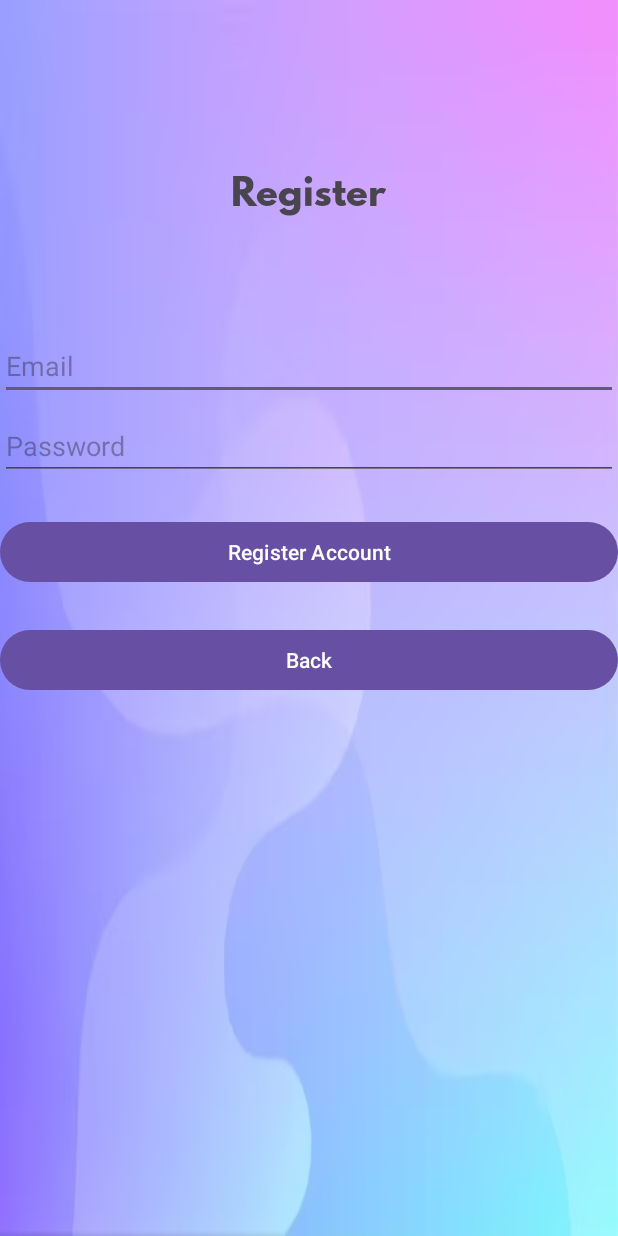
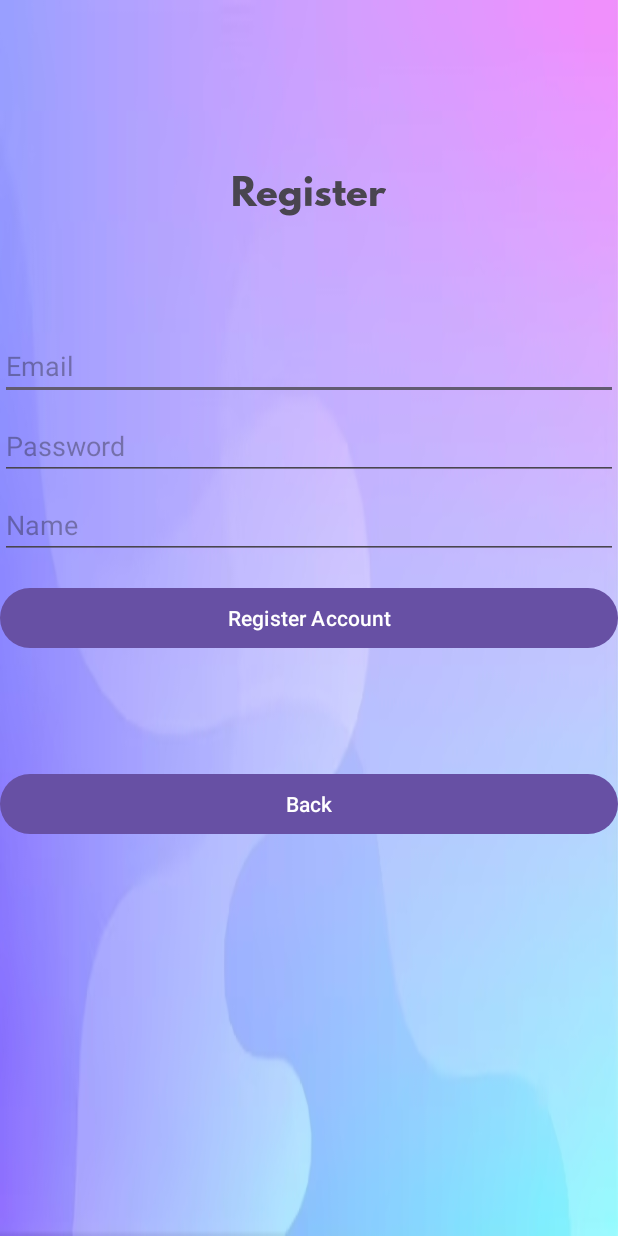
Before and after one commit to Alexhamilton1221/Personal_Finance_Project, an Android app: the RegisterActivity screen opened directly, with no data from a screen before it, after a tap on "Register Account", on a phone screen of 412 x 824 dp. Run offline under Robolectric (Android 15) with nearby library versions, the phone set to English and light mode, and no system bars; our stand-ins replace Firebase (no records; nobody signed in at launch, a user with empty details on screens opened directly).

```diff
--- a/app/src/main/AndroidManifest.xml
+++ b/app/src/main/AndroidManifest.xml
@@ -13,7 +13,7 @@
         android:theme="@style/Theme.Personal_Finance_Project"
         tools:targetApi="31">
         <activity
-            android:name=".UserMenu"
+            android:name=".MenuActivity"
             android:exported="true">
             <intent-filter>
                 <action android:name="android.intent.action.MAIN" />
--- a/app/src/main/java/com/example/personal_finance_project/MainActivity.java
+++ b/app/src/main/java/com/example/personal_finance_project/MainActivity.java
@@ -44,7 +44,7 @@ public class MainActivity extends AppCompatActivity {
                                     if (task.isSuccessful()) {
                                         // Login successful, user is present
                                         Toast.makeText(MainActivity.this, "Login successful", Toast.LENGTH_SHORT).show();
-                                        startActivity(new Intent(MainActivity.this, UserMenu.class));
+                                        startActivity(new Intent(MainActivity.this, MenuActivity.class));
 
                                     } else {
                                         // Login failed, handle the error
--- a/app/src/main/java/com/example/personal_finance_project/RegisterActivity.java
+++ b/app/src/main/java/com/example/personal_finance_project/RegisterActivity.java
@@ -15,11 +15,12 @@ import com.google.android.gms.tasks.Task;
 import com.google.firebase.auth.AuthResult;
 import com.google.firebase.auth.FirebaseAuth;
 import com.google.firebase.auth.FirebaseUser;
+import com.google.firebase.auth.UserProfileChangeRequest;
 
 
 public class RegisterActivity extends AppCompatActivity {
 
-    private EditText userName, userPassword;
+    private EditText userName, userPassword, userDispName;
     private Button register,back;
     private FirebaseAuth firebaseAuth;
 
@@ -36,12 +37,16 @@ public class RegisterActivity extends AppCompatActivity {
         register.setOnClickListener(new View.OnClickListener() {
             @Override
             public void onClick(View view) {
-                String username=userName.getText().toString(); String password=userPassword.getText().toString();
-                if (AuthenticationFunctions.validate(username,password)) {
-                    register_user(username,password);
+                String username = userName.getText().toString();
+                String password = userPassword.getText().toString();
+                String displayName = userDispName.getText().toString();
+
+            if (AuthenticationFunctions.validate(username, password)) {
+                    register_user(username, password, displayName);
                 }
             }
         });
+
 
         back.setOnClickListener(new View.OnClickListener() {
             @Override
@@ -56,22 +61,43 @@ public class RegisterActivity extends AppCompatActivity {
     private void setupUIViews(){
         userName = (EditText) findViewById(R.id.email_entry_register);
         userPassword = (EditText) findViewById(R.id.password_entry_register);
+        userDispName = (EditText) findViewById(R.id.displayname_entry_register);
         register = (Button) findViewById(R.id.buttonRegister);
         back = (Button) findViewById(R.id.buttonBack);
     }
 
-   private void register_user(String username, String password) {
+    private void register_user(String username, String password, String displayName) {
         if (!AuthenticationFunctions.isValidEmail(username)) {
             Toast.makeText(RegisterActivity.this, "Invalid email format.", Toast.LENGTH_SHORT).show();
             return;
         }
+
         firebaseAuth.createUserWithEmailAndPassword(username, password)
                 .addOnCompleteListener(new OnCompleteListener<AuthResult>() {
                     @Override
                     public void onComplete(@NonNull Task<AuthResult> task) {
                         if (task.isSuccessful()) {
+                            // Registration successful
+                            FirebaseUser user = FirebaseAuth.getInstance().getCurrentUser();
+
+                            // Set the display name
+                            UserProfileChangeRequest profileUpdates = new UserProfileChangeRequest.Builder()
+                                    .setDisplayName(displayName)
+                                    .build();
+
+                            user.updateProfile(profileUpdates)
+                                    .addOnCompleteListener(new OnCompleteListener<Void>() {
+                                        @Override
+                                        public void onComplete(@NonNull Task<Void> displayNameTask) {
+                                            if (displayNameTask.isSuccessful()) {
+                                                // Display name updated successfully
                                                 Toast.makeText(RegisterActivity.this, "Registered an account with email.", Toast.LENGTH_SHORT).show();
                                                 startActivity(new Intent(RegisterActivity.this, MainActivity.class));
+                                            } else {
+                                                AuthenticationFunctions.showErrorMessage(RegisterActivity.this, displayNameTask.getException().getMessage());
+                                            }
+                                        }
+                                    });
                         } else {
                             AuthenticationFunctions.showErrorMessage(RegisterActivity.this, task.getException().getMessage());
                         }
@@ -79,4 +105,5 @@ public class RegisterActivity extends AppCompatActivity {
                 });
     }
 
+
 }
--- a/app/src/main/res/layout/activity_register.xml
+++ b/app/src/main/res/layout/activity_register.xml
@@ -53,14 +53,28 @@
       app:layout_constraintStart_toStartOf="parent"
       app:layout_constraintTop_toBottomOf="@+id/email_entry_register" />
 
+  <!-- Display Name Entry -->
+  <EditText
+      android:id="@+id/displayname_entry_register"
+      android:layout_width="0dp"
+      android:layout_height="wrap_content"
+      android:layout_marginBottom="8dp"
+      android:ems="10"
+      android:inputType="text"
+      android:hint="Name"
+      app:layout_constraintBottom_toTopOf="@+id/buttonRegister"
+      app:layout_constraintEnd_toEndOf="parent"
+      app:layout_constraintStart_toStartOf="parent"
+      app:layout_constraintTop_toBottomOf="@+id/password_entry_register" />
+
   <Button
       android:id="@+id/buttonRegister"
       android:layout_width="0dp"
       android:layout_height="wrap_content"
-      android:layout_marginTop="24dp"
-      android:layout_marginBottom="8dp"
+      android:layout_marginTop="68dp"
       android:text="Register Account"
       app:layout_constraintEnd_toEndOf="parent"
+      app:layout_constraintHorizontal_bias="0.0"
       app:layout_constraintStart_toStartOf="parent"
       app:layout_constraintTop_toBottomOf="@+id/password_entry_register" />
 
@@ -68,13 +82,12 @@
       android:id="@+id/buttonBack"
       android:layout_width="0dp"
       android:layout_height="wrap_content"
-      android:layout_marginTop="24dp"
-      android:layout_marginBottom="8dp"
+      android:layout_marginTop="76dp"
       android:text="Back"
       app:layout_constraintEnd_toEndOf="parent"
+      app:layout_constraintHorizontal_bias="0.0"
       app:layout_constraintStart_toStartOf="parent"
       app:layout_constraintTop_toBottomOf="@+id/buttonRegister" />
 
 
-
 </androidx.constraintlayout.widget.ConstraintLayout>
```
Also changed, not shown: app/src/main/java/com/example/personal_finance_project/DatabaseAccess.java (added, +9 -0 lines), app/src/main/java/com/example/personal_finance_project/MenuActivity.java (added, +81 -0 lines), app/src/main/java/com/example/personal_finance_project/UserMenu.java (deleted, +0 -94 lines), app/src/main/res/layout/activity_user_menu.xml (+24 -8 lines). Lines whose indentation alone changed are shown as unchanged.
